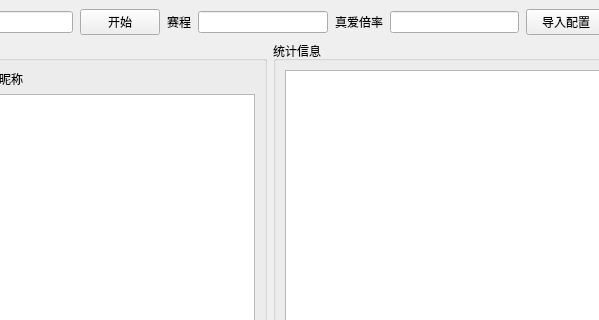
xxzl0130/NGA_GF_Moe, file src/Ui/MainWindow.ui: the form before one commit; both pictures show x 284 to 883 and y 0 to 320 of the 986 by 600 pixel window.
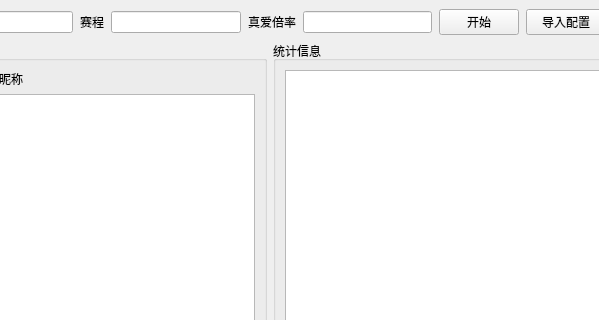
The form after the commit.

Commit message: 调整按钮布局

```diff
--- a/src/Ui/MainWindow.ui
+++ b/src/Ui/MainWindow.ui
@@ -143,13 +143,6 @@
       <item>
        <widget class="QLineEdit" name="pagesLineEdit"/>
       </item>
-      <item>
-       <widget class="QPushButton" name="startPushButton">
-        <property name="text">
-         <string>开始</string>
-        </property>
-       </widget>
-      </item>
       <item>
        <widget class="QLabel" name="label_5">
         <property name="text">
@@ -170,6 +163,13 @@
       <item>
        <widget class="QLineEdit" name="trueloveLineEdit"/>
       </item>
+      <item>
+       <widget class="QPushButton" name="startPushButton">
+        <property name="text">
+         <string>开始</string>
+        </property>
+       </widget>
+      </item>
       <item>
        <widget class="QPushButton" name="loadSettingPushButton">
         <property name="text">
```
The commit also changes 1 other file.
